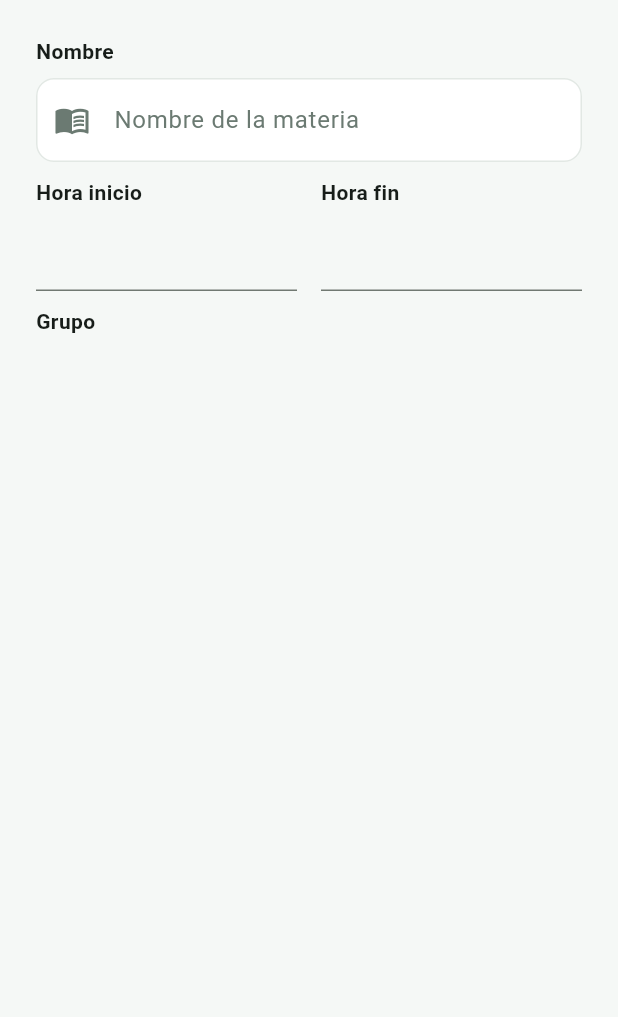
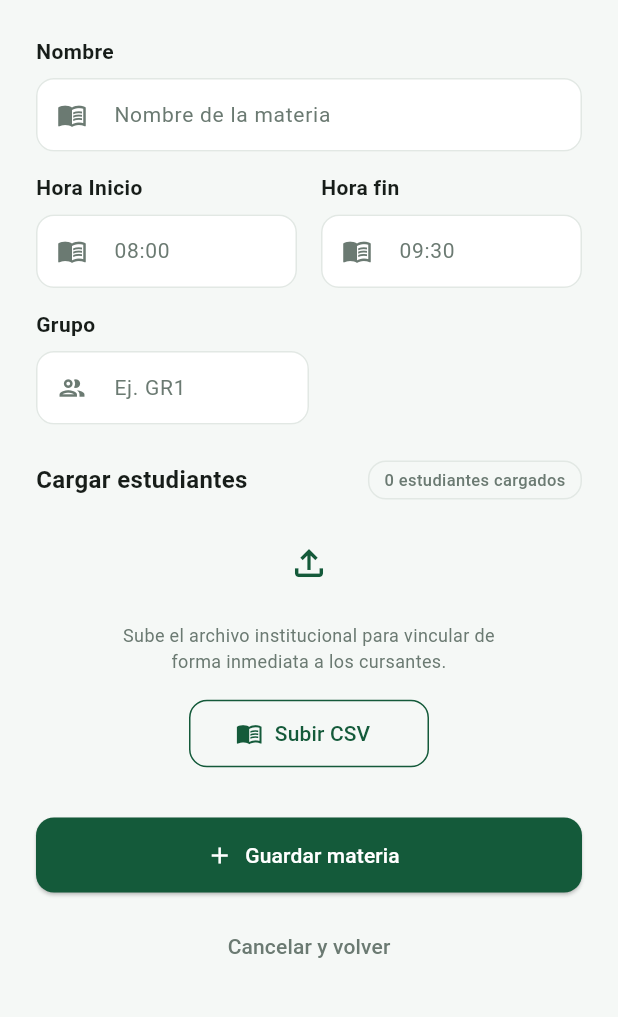
Before and after one commit to Camila-1706/app_uacheck, a Flutter app: the screen it shows after launch, on a phone screen of 412 x 824 dp, the part 84-1101 px from its top. Run offline on Flutter 3.47's test engine with Material 3 defaults, Android fonts, the phone set to English and light mode, and no system bars; our stand-ins replace flutter_riverpod, go_router, supabase_flutter; accounts and stored records are empty.

Commit message:
Pantalla de añadir materia y cargar datos - docente

```diff
--- a/lib/presentation/screens/teacher/add_course_screen.dart
+++ b/lib/presentation/screens/teacher/add_course_screen.dart
@@ -1,5 +1,6 @@
 import 'package:app_uacheck_1/config/theme/app_colors.dart';
 import 'package:app_uacheck_1/presentation/widgets/shared/custom_app_bar.dart';
+import 'package:app_uacheck_1/presentation/widgets/shared/custom_text_field.dart';
 import 'package:flutter/material.dart';
 
 class AddCourseScreen extends StatelessWidget {
@@ -17,68 +18,149 @@ class AddCourseScreen extends StatelessWidget {
               child: Column(
                 crossAxisAlignment: CrossAxisAlignment.start,
                 children: [
-                  Text(
-                    'Nombre',
-                    style: TextStyle(
-                      fontWeight: FontWeight.bold,
-                      color: Theme.of(context).colorScheme.onSurface,
-                    ),
+                  const CustomTextField(
+                    label: 'Nombre',
+                    hintText: 'Nombre de la materia',
+                    prefixIcon: Icons.menu_book_outlined,
                   ),
-                  const SizedBox(height: 8),
-                  TextFormField(
-                    decoration: InputDecoration(
-                      hintText: 'Nombre de la materia',
-                      hintStyle: const TextStyle(color: AppColors.textMuted),
-                      prefixIcon: const Icon(
-                        Icons.menu_book_outlined,
-                        color: AppColors.textMuted,
-                      ),
-                      filled: true,
-                      fillColor: Theme.of(context).colorScheme.surface,
-                      border: OutlineInputBorder(
-                        borderRadius: BorderRadius.circular(12),
-                        borderSide: const BorderSide(color: AppColors.border),
-                      ),
-                      enabledBorder: OutlineInputBorder(
-                        borderRadius: BorderRadius.circular(12),
-                        borderSide: const BorderSide(color: AppColors.border),
-                      ),
-                    ),
-                  ),
-                  SizedBox(height: 10),
-                  Row(
+
+                  const SizedBox(height: 14),
+                  const Row(
                     children: [
                       Expanded(
-                        child: Column(
-                          crossAxisAlignment: CrossAxisAlignment.start,
-                          children: [
-                            const Text(
-                              'Hora inicio',
-                              style: TextStyle(fontWeight: FontWeight.bold),
-                            ),
-                            const SizedBox(height: 8),
-                            TextFormField(),
-                          ],
+                        child: CustomTextField(
+                          label: 'Hora Inicio',
+                          hintText: '08:00',
+                          prefixIcon: Icons.menu_book_outlined,
                         ),
                       ),
-                      const SizedBox(width: 16),
+                      SizedBox(width: 16),
                       Expanded(
-                        child: Column(
-                          crossAxisAlignment: CrossAxisAlignment.start,
-                          children: [
-                            const Text(
-                              'Hora fin',
-                              style: TextStyle(fontWeight: FontWeight.bold),
-                            ),
-                            const SizedBox(height: 8,),
-                            TextFormField(),
-                          ],
+                        child: CustomTextField(
+                          label: 'Hora fin',
+                          hintText: '09:30',
+                          prefixIcon: Icons.menu_book_outlined,
                         ),
                       ),
                     ],
                   ),
-                  SizedBox(height: 10,),
-                  const Text('Grupo',style: TextStyle(fontWeight: FontWeight.bold), )
+                  const SizedBox(height: 14),
+                  const Row(
+                    children: [
+                      Expanded(
+                        child: CustomTextField(
+                          label: 'Grupo',
+                          hintText: 'Ej. GR1',
+                          prefixIcon: Icons.people_outlined,
+                        ),
+                      ),
+                      Spacer(),
+                    ],
+                  ),
+                  const SizedBox(height: 24),
+                  Row(
+                    mainAxisAlignment: MainAxisAlignment.spaceBetween,
+                    children: [
+                      Text(
+                        'Cargar estudiantes',
+                        style: TextStyle(
+                          fontWeight: FontWeight.bold,
+                          fontSize: 16,
+                          color: Theme.of(context).colorScheme.onSurface,
+                        ),
+                      ),
+                      Container(
+                        padding: const EdgeInsets.symmetric(
+                          horizontal: 10,
+                          vertical: 4,
+                        ),
+                        decoration: BoxDecoration(
+                          color: AppColors.background,
+                          borderRadius: BorderRadius.circular(12),
+                          border: Border.all(color: AppColors.border),
+                        ),
+                        child: const Text(
+                          '0 estudiantes cargados',
+                          style: TextStyle(
+                            fontSize: 11,
+                            color: AppColors.textMuted,
+                            fontWeight: FontWeight.w500,
+                          ),
+                        ),
+                      ),
+                    ],
+                  ),
+                  const SizedBox(height: 14),
+                  Center(
+                    child: Column(
+                      children: [
+                        CircleAvatar(
+                          radius: 28,
+                          backgroundColor: AppColors.background,
+                          child: Icon(
+                            Icons.file_upload_outlined,
+                            color: Theme.of(context).colorScheme.primary,
+                            size: 28,
+                          ),
+                        ),
+                        const SizedBox(height: 12),
+                        const Text(
+                          'Sube el archivo institucional para vincular de\nforma inmediata a los cursantes.',
+                          textAlign: TextAlign.center,
+                          style: TextStyle(
+                            color: AppColors.textMuted,
+                            fontSize: 12,
+                          ),
+                        ),
+                        const SizedBox(height: 16),
+                        OutlinedButton.icon(
+                          onPressed: () {},
+                          icon: const Icon(Icons.menu_book_outlined),
+                          label: const Text('Subir CSV'),
+                          style: OutlinedButton.styleFrom(
+                            foregroundColor: Theme.of(context)
+                                .colorScheme
+                                .primary,
+                            side: BorderSide(
+                              color: Theme.of(context).colorScheme.primary,
+                            ),
+                            shape: RoundedRectangleBorder(
+                              borderRadius: BorderRadius.circular(12),
+                            ),
+                            minimumSize: const Size(160, 45),
+                          ),
+                        ),
+                      ],
+                    ),
+                  ),
+                  const SizedBox(height: 32),
+
+                  ElevatedButton.icon(
+                    onPressed: () {},
+                    icon: const Icon(Icons.add),
+                    label: const Text('Guardar materia'),
+                    style: ElevatedButton.styleFrom(
+                      backgroundColor: Theme.of(context).colorScheme.primary,
+                      foregroundColor: Colors.white,
+                      minimumSize: const Size(double.infinity, 50),
+                      shape: RoundedRectangleBorder(
+                        borderRadius: BorderRadius.circular(12),
+                      ),
+                    ),
+                  ),
+                  const SizedBox(height: 12),
+                  Center(
+                    child: TextButton(
+                      onPressed: () => Navigator.pop(context),
+                      child: const Text(
+                        'Cancelar y volver',
+                        style: TextStyle(
+                          color: AppColors.textMuted,
+                          fontWeight: FontWeight.w500,
+                        ),
+                      ),
+                    ),
+                  ),
                 ],
               ),
             ),
```
